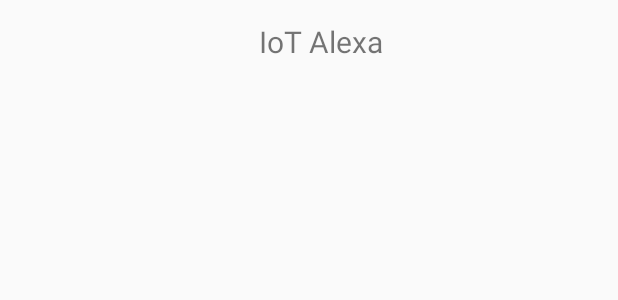
After one commit to dani3/IoT-Alexa-Automation, an Android app: the layout toolbar.xml on its own in the app's theme, with its tools: preview values and no code run, on a phone screen of 412 x 824 dp. The commit adds this screen. Shown: the top 300 px of the screen. Run offline under Robolectric (Android 15) with nearby library versions, the phone set to English and light mode, and no system bars.

Commit message:
UI redesign first version
Font updated, colours established, toolbar redesigned

```diff
--- /dev/null
+++ b/Android/app/src/main/java/com/danim/iotalexa/Constants/Constants.java
@@ -0,0 +1,6 @@
+package com.danim.iotalexa.Constants;
+
+public class Constants
+{
+    public static final String TYPE_FACE = "CaviarDreams.ttf";
+}
--- a/Android/app/src/main/res/layout/fragment_main.xml
+++ b/Android/app/src/main/res/layout/fragment_main.xml
@@ -5,6 +5,7 @@
     android:id="@+id/constraintLayout"
     android:layout_width="match_parent"
     android:layout_height="match_parent"
+    android:background="@android:color/transparent"
     tools:context=".MainActivity$PlaceholderFragment">
 
     <TextView
--- /dev/null
+++ b/Android/app/src/main/res/layout/toolbar.xml
@@ -0,0 +1,22 @@
+<?xml version="1.0" encoding="utf-8"?>
+<android.support.v7.widget.Toolbar
+    xmlns:android="http://schemas.android.com/apk/res/android"
+    xmlns:app="http://schemas.android.com/apk/res-auto"
+    android:id="@+id/toolbar"
+    android:layout_width="match_parent"
+    android:layout_height="?attr/actionBarSize"
+    android:layout_weight="1"
+    android:background="@android:color/transparent"
+    android:gravity="center"
+    app:layout_scrollFlags="scroll|enterAlways"
+    app:popupTheme="@style/AppTheme.PopupOverlay">
+
+    <TextView
+        android:id="@+id/toolbar_title"
+        android:layout_width="match_parent"
+        android:layout_height="match_parent"
+        android:gravity="center"
+        android:text="@string/app_name"
+        android:textSize="20sp"/>
+
+</android.support.v7.widget.Toolbar>
--- a/Android/app/src/main/res/values/colors.xml
+++ b/Android/app/src/main/res/values/colors.xml
@@ -1,6 +1,6 @@
 <?xml version="1.0" encoding="utf-8"?>
 <resources>
-    <color name="colorPrimary">#3F51B5</color>
-    <color name="colorPrimaryDark">#303F9F</color>
-    <color name="colorAccent">#FF4081</color>
+    <color name="colorPrimary">#434654</color>
+    <color name="colorPrimaryDark">#2D2E37</color>
+    <color name="colorAccent">#8475EC</color>
 </resources>
```
Also changed, not shown: Android/app/src/main/java/com/danim/iotalexa/MainActivity.java (+43 -56 lines), Android/app/src/main/java/com/danim/iotalexa/Singletons/TypeFaceSingleton.java (added, +33 -0 lines), Android/app/src/main/res/drawable/background_gradient.xml (added, +8 -0 lines), Android/app/src/main/res/layout/activity_main.xml (+5 -20 lines), Android/app/src/main/assets/fonts/CaviarDreams.ttf (added).
